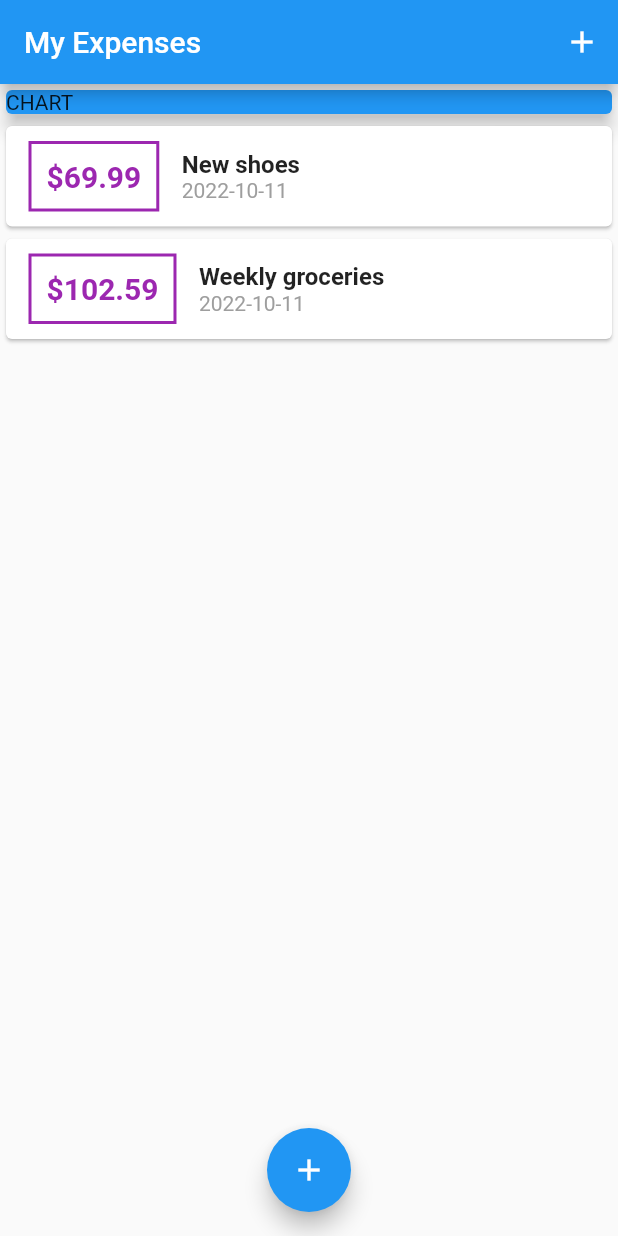
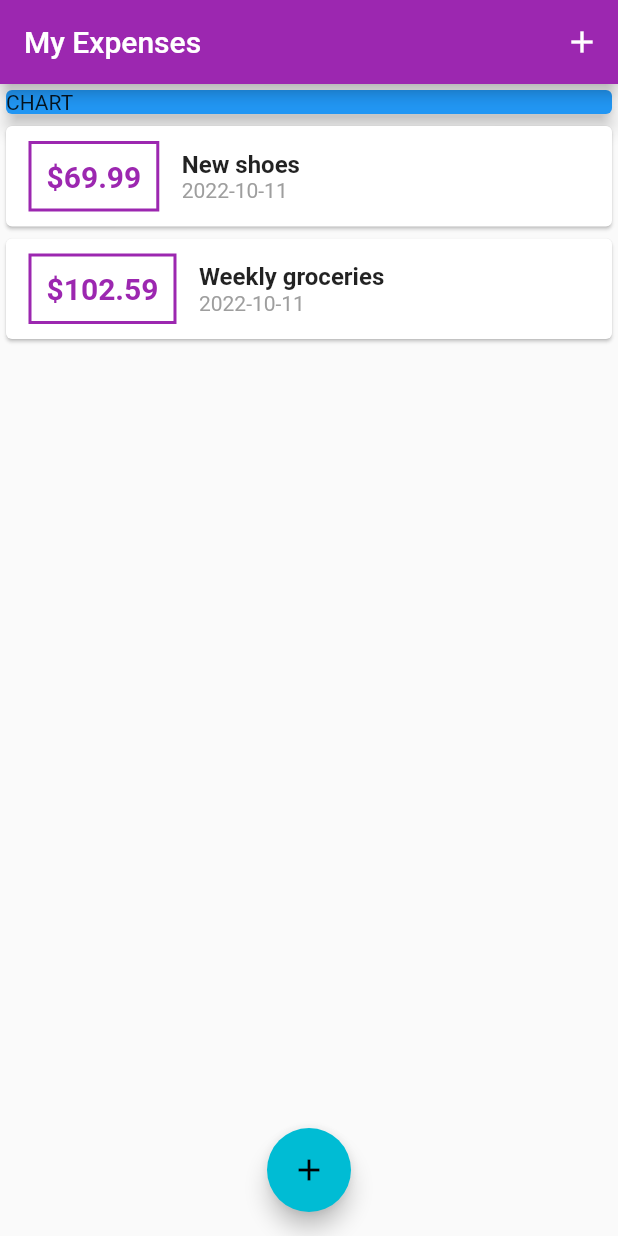
Before and after one commit to ash54xiang/personal_expenses_app, a Flutter app: the screen it shows after launch, on a phone screen of 412 x 824 dp. Run offline on Flutter 3.47's test engine with Material 2 defaults, Android fonts, the phone set to English and light mode, and no system bars.

Commit message:
Add theme

```diff
--- a/lib/main.dart
+++ b/lib/main.dart
@@ -12,6 +12,10 @@ class MyApp extends StatelessWidget {
     return MaterialApp(
       title: 'RecordMe',
       home: MyHomePage(),
+      theme: ThemeData(
+        primarySwatch: Colors.purple,
+        accentColor: Colors.cyan,
+      ),
     );
   }
 }
```
